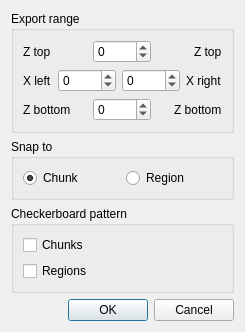
mrkite/minutor, file pngexport.ui: the form before one commit.
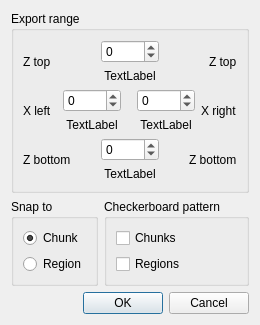
The form after the commit.

Commit message:
Fix PNG export ranges (#312)
* fix initial range

using real world bounds may lead to rounding errors (one snap position off)
it is better to use next snap position

* add labels for Chunks/Regions

Block position is automatically translated to the Chunk/Region number, based on current snap setting

```diff
--- a/pngexport.ui
+++ b/pngexport.ui
@@ -6,8 +6,8 @@
    <rect>
     <x>0</x>
     <y>0</y>
-    <width>240</width>
-    <height>303</height>
+    <width>246</width>
+    <height>302</height>
    </rect>
   </property>
   <property name="windowTitle">
@@ -43,6 +43,8 @@
          </spacer>
         </item>
         <item>
+         <layout class="QVBoxLayout" name="verticalLayout_4">
+          <item>
          <widget class="QSpinBox" name="spinBox_top">
           <property name="keyboardTracking">
            <bool>false</bool>
@@ -59,6 +61,18 @@
          </widget>
         </item>
         <item>
+           <widget class="QLabel" name="label_top">
+            <property name="text">
+             <string>TextLabel</string>
+            </property>
+            <property name="alignment">
+             <set>Qt::AlignCenter</set>
+            </property>
+           </widget>
+          </item>
+         </layout>
+        </item>
+        <item>
          <spacer name="horizontalSpacer_2">
           <property name="orientation">
            <enum>Qt::Horizontal</enum>
@@ -103,6 +117,8 @@
          </spacer>
         </item>
         <item>
+         <layout class="QVBoxLayout" name="verticalLayout_5">
+          <item>
          <widget class="QSpinBox" name="spinBox_left">
           <property name="keyboardTracking">
            <bool>false</bool>
@@ -119,6 +135,18 @@
          </widget>
         </item>
         <item>
+           <widget class="QLabel" name="label_left">
+            <property name="text">
+             <string>TextLabel</string>
+            </property>
+            <property name="alignment">
+             <set>Qt::AlignCenter</set>
+            </property>
+           </widget>
+          </item>
+         </layout>
+        </item>
+        <item>
          <spacer name="horizontalSpacer_5">
           <property name="orientation">
            <enum>Qt::Horizontal</enum>
@@ -131,22 +159,6 @@
           </property>
          </spacer>
         </item>
-        <item>
-         <widget class="QSpinBox" name="spinBox_right">
-          <property name="keyboardTracking">
-           <bool>false</bool>
-          </property>
-          <property name="minimum">
-           <number>-4096</number>
-          </property>
-          <property name="maximum">
-           <number>4095</number>
-          </property>
-          <property name="singleStep">
-           <number>16</number>
-          </property>
-         </widget>
-        </item>
         <item>
          <spacer name="horizontalSpacer_4">
           <property name="orientation">
@@ -160,6 +172,36 @@
           </property>
          </spacer>
         </item>
+        <item>
+         <layout class="QVBoxLayout" name="verticalLayout_6">
+          <item>
+           <widget class="QSpinBox" name="spinBox_right">
+            <property name="keyboardTracking">
+             <bool>false</bool>
+            </property>
+            <property name="minimum">
+             <number>-4096</number>
+            </property>
+            <property name="maximum">
+             <number>4095</number>
+            </property>
+            <property name="singleStep">
+             <number>16</number>
+            </property>
+           </widget>
+          </item>
+          <item>
+           <widget class="QLabel" name="label_right">
+            <property name="text">
+             <string>TextLabel</string>
+            </property>
+            <property name="alignment">
+             <set>Qt::AlignCenter</set>
+            </property>
+           </widget>
+          </item>
+         </layout>
+        </item>
         <item>
          <widget class="QLabel" name="label_4">
           <property name="text">
@@ -192,6 +234,8 @@
          </spacer>
         </item>
         <item>
+         <layout class="QVBoxLayout" name="verticalLayout_7">
+          <item>
          <widget class="QSpinBox" name="spinBox_bottom">
           <property name="keyboardTracking">
            <bool>false</bool>
@@ -208,6 +252,18 @@
          </widget>
         </item>
         <item>
+           <widget class="QLabel" name="label_bottom">
+            <property name="text">
+             <string>TextLabel</string>
+            </property>
+            <property name="alignment">
+             <set>Qt::AlignCenter</set>
+            </property>
+           </widget>
+          </item>
+         </layout>
+        </item>
+        <item>
          <spacer name="horizontalSpacer_7">
           <property name="orientation">
            <enum>Qt::Horizontal</enum>
@@ -233,11 +289,13 @@
     </widget>
    </item>
    <item>
+    <layout class="QHBoxLayout" name="horizontalLayout_5">
+     <item>
     <widget class="QGroupBox" name="groupBox_3">
      <property name="title">
       <string>Snap to</string>
      </property>
-     <layout class="QHBoxLayout" name="horizontalLayout_4">
+       <layout class="QVBoxLayout" name="verticalLayout_8">
       <item>
        <widget class="QRadioButton" name="radioButton_chunk">
         <property name="text">
@@ -280,6 +338,8 @@
       </item>
      </layout>
     </widget>
+     </item>
+    </layout>
    </item>
    <item>
     <widget class="QDialogButtonBox" name="buttonBox">
```
Lines whose indentation alone changed are shown as unchanged. The commit also changes 2 other files.
